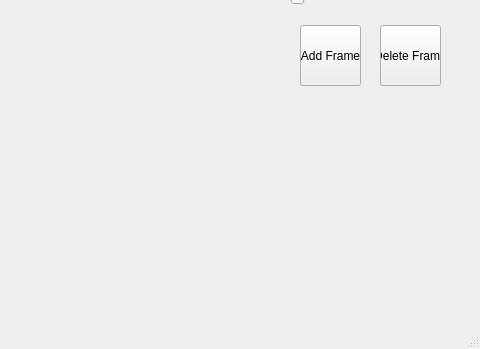
markusbuck/sprite-editor, file mainwindow.ui: the form before one commit; both pictures show x 320 to 800 and y 251 to 600 of the 800 by 600 pixel window.
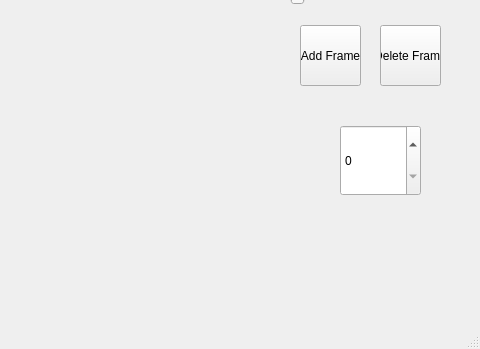
The form after the commit.

Commit message: added spinbox to control which frame is shown

```diff
--- a/mainwindow.ui
+++ b/mainwindow.ui
@@ -118,6 +118,16 @@
      <string>Tools</string>
     </property>
    </widget>
+   <widget class="QSpinBox" name="frameAdjustor">
+    <property name="geometry">
+     <rect>
+      <x>660</x>
+      <y>340</y>
+      <width>81</width>
+      <height>71</height>
+     </rect>
+    </property>
+   </widget>
   </widget>
   <widget class="QMenuBar" name="menubar">
    <property name="geometry">
```
The commit also changes 4 other files.
